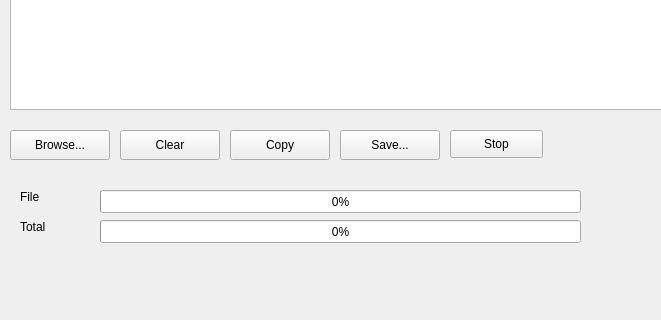
First picture: the form in xhash.ui, repository qux-bbb/XHash, before the edit; both pictures show x 0 to 661 and y 280 to 600 of the 800 by 600 pixel window.
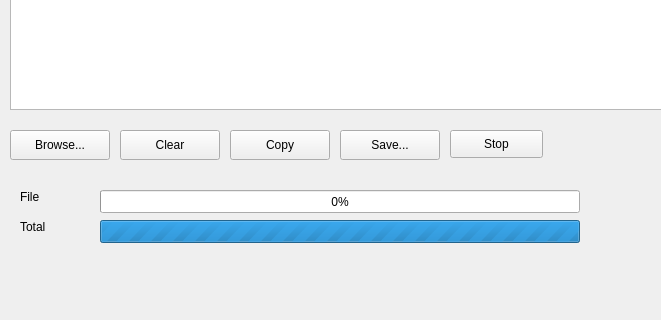
Second picture: the form after the edit.

Patch:
```diff
--- a/xhash.ui
+++ b/xhash.ui
@@ -115,26 +115,38 @@
      <rect>
       <x>100</x>
       <y>470</y>
-      <width>481</width>
+      <width>480</width>
       <height>23</height>
      </rect>
     </property>
     <property name="value">
      <number>0</number>
     </property>
+    <property name="format">
+     <string>%p%</string>
+    </property>
    </widget>
    <widget class="QProgressBar" name="progressBar_total">
     <property name="geometry">
      <rect>
       <x>100</x>
       <y>500</y>
-      <width>481</width>
+      <width>480</width>
       <height>23</height>
      </rect>
     </property>
+    <property name="minimum">
+     <number>0</number>
+    </property>
+    <property name="maximum">
+     <number>0</number>
+    </property>
     <property name="value">
      <number>0</number>
     </property>
+    <property name="format">
+     <string>%v/%m</string>
+    </property>
    </widget>
    <widget class="QLabel" name="label_file">
     <property name="geometry">
```
Left out of the diff: 3 changed lines with no effect on the pictures.
